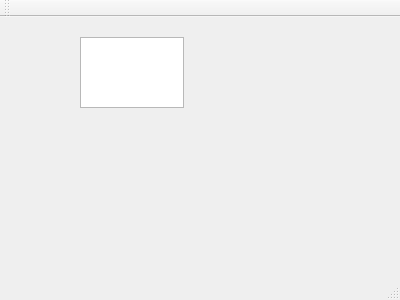
This is sydoky/mainwindow.ui in Smab2382/sydoky as Qt 5 draws it before an edit. The edited form follows.
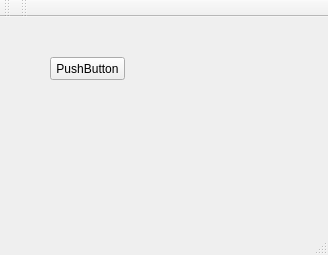
This is the edited form.

```diff
--- a/sydoky/mainwindow.ui
+++ b/sydoky/mainwindow.ui
@@ -6,23 +6,26 @@
    <rect>
     <x>0</x>
     <y>0</y>
-    <width>400</width>
-    <height>300</height>
+    <width>328</width>
+    <height>255</height>
    </rect>
   </property>
   <property name="windowTitle">
    <string>MainWindow</string>
   </property>
   <widget class="QWidget" name="centralWidget">
-   <widget class="QTextEdit" name="textEdit">
+   <widget class="QPushButton" name="pushButton">
     <property name="geometry">
      <rect>
-      <x>80</x>
-      <y>20</y>
-      <width>104</width>
-      <height>71</height>
+      <x>50</x>
+      <y>40</y>
+      <width>75</width>
+      <height>23</height>
      </rect>
     </property>
+    <property name="text">
+     <string>PushButton</string>
+    </property>
    </widget>
   </widget>
   <widget class="QMenuBar" name="menuBar">
@@ -44,6 +47,20 @@
    </attribute>
   </widget>
   <widget class="QStatusBar" name="statusBar"/>
+  <widget class="QToolBar" name="toolBar">
+   <property name="windowTitle">
+    <string>toolBar</string>
+   </property>
+   <property name="сччс" stdset="0">
+    <string/>
+   </property>
+   <attribute name="toolBarArea">
+    <enum>TopToolBarArea</enum>
+   </attribute>
+   <attribute name="toolBarBreak">
+    <bool>false</bool>
+   </attribute>
+  </widget>
  </widget>
  <layoutdefault spacing="6" margin="11"/>
  <resources/>
```
Left out of the diff: 2 changed lines with no effect on the pictures.
